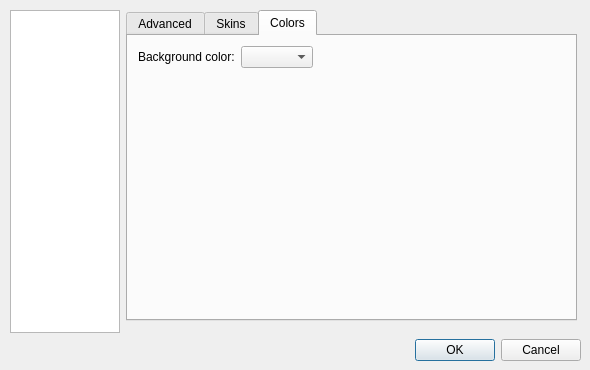
Above: ui/options.ui from gitter-badger/simplechatclient before the change. Below: the same form after it.
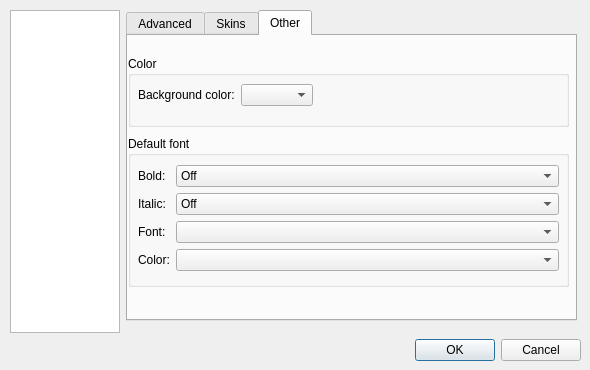
That is the form after the change. The open tabs and pages were chosen to show the change. Icons and pictures are not drawn.

Commit message: add default font

The edit to the form file:
```diff
--- a/ui/options.ui
+++ b/ui/options.ui
@@ -364,19 +364,29 @@
             </widget>
             <widget class="QWidget" name="tab_appearance">
              <attribute name="title">
-              <string>Colors</string>
+              <string>Other</string>
              </attribute>
-             <widget class="QWidget" name="verticalLayoutWidget_11">
+             <widget class="QGroupBox" name="groupBox_color">
+              <property name="geometry">
+               <rect>
+                <x>0</x>
+                <y>20</y>
+                <width>441</width>
+                <height>71</height>
+               </rect>
+              </property>
+              <property name="title">
+               <string>Color</string>
+              </property>
+              <widget class="QWidget" name="layoutWidget">
               <property name="geometry">
                <rect>
                 <x>10</x>
-                <y>10</y>
+                 <y>28</y>
                 <width>421</width>
-                <height>261</height>
-               </rect>
-              </property>
-              <layout class="QVBoxLayout" name="verticalLayout_11">
-               <item>
+                 <height>31</height>
+                </rect>
+               </property>
                 <layout class="QFormLayout" name="formLayout_4">
                  <property name="fieldGrowthPolicy">
                   <enum>QFormLayout::ExpandingFieldsGrow</enum>
@@ -392,8 +402,94 @@
                   <widget class="QComboBox" name="comboBox_background_color"/>
                  </item>
                 </layout>
-               </item>
-              </layout>
+              </widget>
+             </widget>
+             <widget class="QGroupBox" name="groupBox_my_font">
+              <property name="geometry">
+               <rect>
+                <x>0</x>
+                <y>100</y>
+                <width>441</width>
+                <height>151</height>
+               </rect>
+              </property>
+              <property name="title">
+               <string>Default font</string>
+              </property>
+              <widget class="QWidget" name="formLayoutWidget">
+               <property name="geometry">
+                <rect>
+                 <x>10</x>
+                 <y>29</y>
+                 <width>421</width>
+                 <height>121</height>
+                </rect>
+               </property>
+               <layout class="QFormLayout" name="formLayout">
+                <item row="0" column="0">
+                 <widget class="QLabel" name="label_my_bold">
+                  <property name="text">
+                   <string>Bold:</string>
+                  </property>
+                 </widget>
+                </item>
+                <item row="0" column="1">
+                 <widget class="QComboBox" name="comboBox_my_bold">
+                  <item>
+                   <property name="text">
+                    <string>Off</string>
+                   </property>
+                  </item>
+                  <item>
+                   <property name="text">
+                    <string>On</string>
+                   </property>
+                  </item>
+                 </widget>
+                </item>
+                <item row="1" column="0">
+                 <widget class="QLabel" name="label_my_italic">
+                  <property name="text">
+                   <string>Italic:</string>
+                  </property>
+                 </widget>
+                </item>
+                <item row="1" column="1">
+                 <widget class="QComboBox" name="comboBox_my_italic">
+                  <item>
+                   <property name="text">
+                    <string>Off</string>
+                   </property>
+                  </item>
+                  <item>
+                   <property name="text">
+                    <string>On</string>
+                   </property>
+                  </item>
+                 </widget>
+                </item>
+                <item row="2" column="0">
+                 <widget class="QLabel" name="label_my_font">
+                  <property name="text">
+                   <string>Font:</string>
+                  </property>
+                 </widget>
+                </item>
+                <item row="2" column="1">
+                 <widget class="QComboBox" name="comboBox_my_font"/>
+                </item>
+                <item row="3" column="0">
+                 <widget class="QLabel" name="label_my_color">
+                  <property name="text">
+                   <string>Color:</string>
+                  </property>
+                 </widget>
+                </item>
+                <item row="3" column="1">
+                 <widget class="QComboBox" name="comboBox_my_color"/>
+                </item>
+               </layout>
+              </widget>
              </widget>
             </widget>
            </widget>
```
Lines whose indentation alone changed are shown as unchanged. The commit also changes 7 other files.
